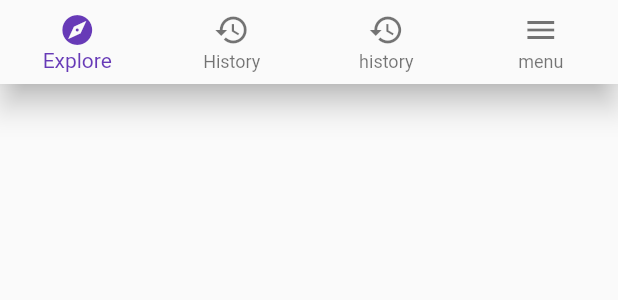
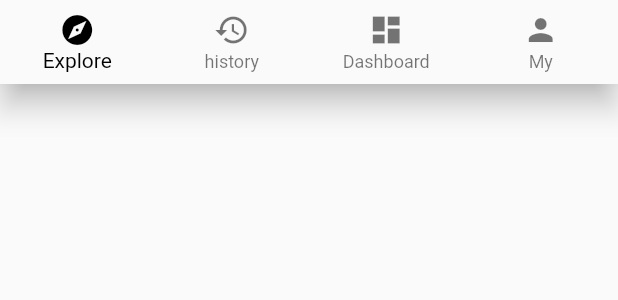
Before and after one commit to symboll/red, a Flutter app: the BottomNavigationBarDemo widget shown alone on an empty page, opened directly, on a phone screen of 412 x 824 dp. Shown: the top 300 px of the screen. Run offline on Flutter 3.47's test engine with Material 2 defaults, Android fonts, the phone set to English and light mode, and no system bars; network calls fail.

Commit message:
fix: 文案修改

```diff
--- a/lib/demo/bottom_navigation_bar_demo.dart
+++ b/lib/demo/bottom_navigation_bar_demo.dart
@@ -1,7 +1,6 @@
 import 'package:flutter/material.dart';
 
 class BottomNavigationBarDemo extends StatefulWidget{
-
   @override
   State<StatefulWidget> createState() {
     // TODO: implement createState
@@ -11,37 +10,37 @@ class BottomNavigationBarDemo extends StatefulWidget{
 
 class _BottomNavigationBarDemoState extends State<BottomNavigationBarDemo> {
   int _currentIndex = 0;
-  void _inTopHandler (int index) {
-    this.setState(() {
+  void _onTapHandler (int index) {
+    setState(() {
       _currentIndex = index;
     });
   }
-
   @override
   Widget build(BuildContext context) {
     // TODO: implement build
     return BottomNavigationBar(
       currentIndex: _currentIndex,
+      onTap: _onTapHandler,
       type: BottomNavigationBarType.fixed,
-      onTap:  _inTopHandler,
+      fixedColor: Colors.black,
       items: [
         BottomNavigationBarItem(
           icon: Icon(Icons.explore),
-          title: Text('Explore'),
-        ),
-        BottomNavigationBarItem(
-          icon: Icon(Icons.history),
-          title: Text('History')
+          title: Text('Explore')
         ),
         BottomNavigationBarItem(
           icon: Icon(Icons.history),
           title: Text('history')
         ),
         BottomNavigationBarItem(
-          icon: Icon(Icons.menu),
-          title: Text('menu')
+          icon: Icon(Icons.dashboard),
+          title: Text('Dashboard')
         ),
-      ],
+        BottomNavigationBarItem(
+          icon: Icon(Icons.person),
+          title: Text('My')
+        ),
+      ]
     );
   }
 }
--- a/lib/demo/hello_demo.dart
+++ b/lib/demo/hello_demo.dart
@@ -1,17 +1,17 @@
 import 'package:flutter/material.dart';
 
-class Hello extends StatelessWidget {
+class Hello extends StatelessWidget{
   @override
   Widget build(BuildContext context) {
     // TODO: implement build
     return Center(
       child: Text(
-        "hello",
+        'hello',
         textDirection: TextDirection.ltr,
         style: TextStyle(
           fontSize: 40.0,
           fontWeight: FontWeight.bold,
-          color: Colors.yellow
+          color: Colors.black26
         ),
       ),
     );
--- a/lib/model/post.dart
+++ b/lib/model/post.dart
@@ -5,6 +5,7 @@ class Post {
     this.description,
     this.imageUrl
   });
+
   final String title;
   final String author;
   final String description;
@@ -12,7 +13,7 @@ class Post {
 }
 
 final List<Post> posts = [
-  Post(
+    Post(
     title: 'Candy Shop',
     author: 'Mohamed Chahin',
     description: 'Esse ut nulla velit reprehenderit veniam sint nostrud nulla exercitation ipsum. Officia deserunt aliquip aliquip excepteur eiusmod dolor. Elit amet ipsum labore sint occaecat dolore tempor officia irure voluptate ad. Veniam laboris deserunt aute excepteur sit deserunt dolor esse dolor velit sint nulla anim ut. Reprehenderit voluptate adipisicing culpa magna ea nulla ullamco consectetur. Cupidatat adipisicing consequat adipisicing sit consectetur dolor occaecat.',
```
Also changed, not shown: lib/demo/listview_demo.dart (+9 -9 lines), lib/main.dart (+49 -63 lines).
